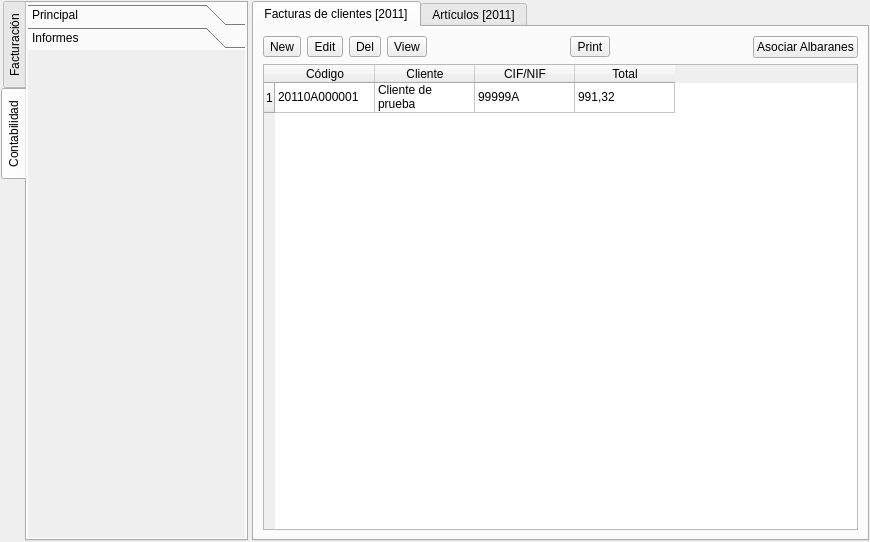
This is pineboolib/forms/conceptual_mainform.ui in deavid/pineboo as Qt 5 draws it before an edit. The edited form follows.
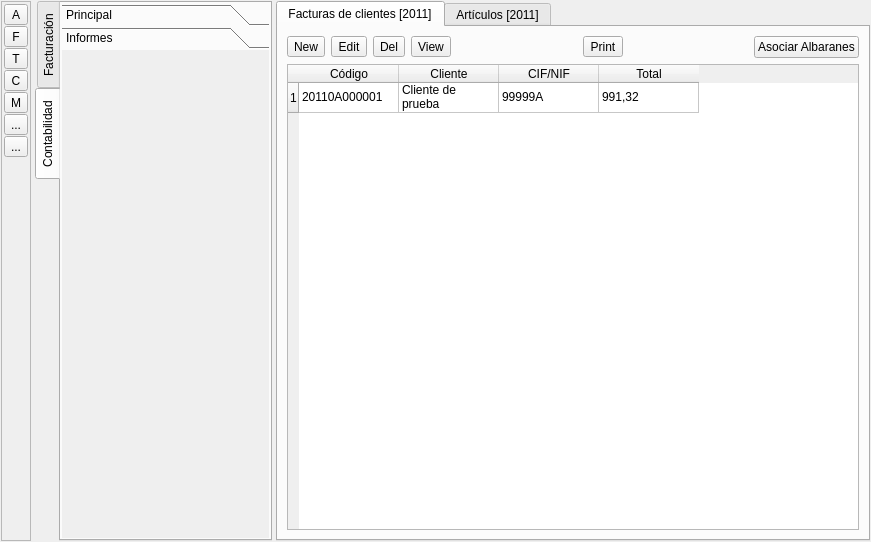
This is the edited form. The open tabs and pages were chosen to show the change. Icons and pictures are not drawn.

Commit message: Trying something on favorite actions

```diff
--- a/pineboolib/forms/conceptual_mainform.ui
+++ b/pineboolib/forms/conceptual_mainform.ui
@@ -6,14 +6,14 @@
    <rect>
     <x>0</x>
     <y>0</y>
-    <width>870</width>
+    <width>871</width>
     <height>542</height>
    </rect>
   </property>
   <property name="windowTitle">
    <string>Form</string>
   </property>
-  <layout class="QHBoxLayout" name="horizontalLayout" stretch="4,0">
+  <layout class="QHBoxLayout" name="horizontalLayout" stretch="0,4,0">
    <property name="spacing">
     <number>4</number>
    </property>
@@ -23,6 +23,161 @@
    <property name="margin">
     <number>1</number>
    </property>
+   <item>
+    <widget class="QFrame" name="frame_4">
+     <property name="frameShape">
+      <enum>QFrame::StyledPanel</enum>
+     </property>
+     <property name="frameShadow">
+      <enum>QFrame::Raised</enum>
+     </property>
+     <layout class="QVBoxLayout" name="verticalLayout_4">
+      <property name="spacing">
+       <number>1</number>
+      </property>
+      <property name="leftMargin">
+       <number>2</number>
+      </property>
+      <property name="topMargin">
+       <number>2</number>
+      </property>
+      <property name="rightMargin">
+       <number>2</number>
+      </property>
+      <property name="bottomMargin">
+       <number>1</number>
+      </property>
+      <item>
+       <widget class="QToolButton" name="toolButton_6">
+        <property name="sizePolicy">
+         <sizepolicy hsizetype="Preferred" vsizetype="Fixed">
+          <horstretch>0</horstretch>
+          <verstretch>0</verstretch>
+         </sizepolicy>
+        </property>
+        <property name="text">
+         <string>A</string>
+        </property>
+        <property name="icon">
+         <iconset>
+          <normaloff>../icons/gtk-home.png</normaloff>../icons/gtk-home.png</iconset>
+        </property>
+       </widget>
+      </item>
+      <item>
+       <widget class="QToolButton" name="toolButton_7">
+        <property name="sizePolicy">
+         <sizepolicy hsizetype="Preferred" vsizetype="Fixed">
+          <horstretch>0</horstretch>
+          <verstretch>0</verstretch>
+         </sizepolicy>
+        </property>
+        <property name="text">
+         <string>F</string>
+        </property>
+        <property name="icon">
+         <iconset>
+          <normaloff>../icons/gtk-italic.png</normaloff>../icons/gtk-italic.png</iconset>
+        </property>
+       </widget>
+      </item>
+      <item>
+       <widget class="QToolButton" name="toolButton_8">
+        <property name="sizePolicy">
+         <sizepolicy hsizetype="Preferred" vsizetype="Fixed">
+          <horstretch>0</horstretch>
+          <verstretch>0</verstretch>
+         </sizepolicy>
+        </property>
+        <property name="text">
+         <string>T</string>
+        </property>
+        <property name="icon">
+         <iconset>
+          <normaloff>../icons/gtk-unindent-rtl.png</normaloff>../icons/gtk-unindent-rtl.png</iconset>
+        </property>
+       </widget>
+      </item>
+      <item>
+       <widget class="QToolButton" name="toolButton_9">
+        <property name="sizePolicy">
+         <sizepolicy hsizetype="Preferred" vsizetype="Fixed">
+          <horstretch>0</horstretch>
+          <verstretch>0</verstretch>
+         </sizepolicy>
+        </property>
+        <property name="text">
+         <string>C</string>
+        </property>
+        <property name="icon">
+         <iconset>
+          <normaloff>../icons/gtk-find-and-replace.png</normaloff>../icons/gtk-find-and-replace.png</iconset>
+        </property>
+       </widget>
+      </item>
+      <item>
+       <widget class="QToolButton" name="toolButton_10">
+        <property name="sizePolicy">
+         <sizepolicy hsizetype="Preferred" vsizetype="Fixed">
+          <horstretch>0</horstretch>
+          <verstretch>0</verstretch>
+         </sizepolicy>
+        </property>
+        <property name="text">
+         <string>M</string>
+        </property>
+        <property name="icon">
+         <iconset>
+          <normaloff>../icons/go-down.png</normaloff>../icons/go-down.png</iconset>
+        </property>
+       </widget>
+      </item>
+      <item>
+       <widget class="QToolButton" name="toolButton_15">
+        <property name="sizePolicy">
+         <sizepolicy hsizetype="Preferred" vsizetype="Fixed">
+          <horstretch>0</horstretch>
+          <verstretch>0</verstretch>
+         </sizepolicy>
+        </property>
+        <property name="text">
+         <string>...</string>
+        </property>
+        <property name="icon">
+         <iconset>
+          <normaloff>../icons/gtk-select-all.png</normaloff>../icons/gtk-select-all.png</iconset>
+        </property>
+       </widget>
+      </item>
+      <item>
+       <widget class="QToolButton" name="toolButton_16">
+        <property name="sizePolicy">
+         <sizepolicy hsizetype="Preferred" vsizetype="Fixed">
+          <horstretch>0</horstretch>
+          <verstretch>0</verstretch>
+         </sizepolicy>
+        </property>
+        <property name="text">
+         <string>...</string>
+        </property>
+       </widget>
+      </item>
+      <item>
+       <spacer name="verticalSpacer">
+        <property name="orientation">
+         <enum>Qt::Vertical</enum>
+        </property>
+        <property name="sizeHint" stdset="0">
+         <size>
+          <width>20</width>
+          <height>40</height>
+         </size>
+        </property>
+       </spacer>
+      </item>
+     </layout>
+    </widget>
+   </item>
    <item>
     <widget class="QTabWidget" name="tabWidget">
      <property name="sizePolicy">
@@ -426,8 +581,8 @@
            <rect>
             <x>0</x>
             <y>0</y>
-            <width>215</width>
-            <height>488</height>
+            <width>98</width>
+            <height>28</height>
            </rect>
           </property>
           <attribute name="label">
```
Left out of the diff: 10 changed lines with no effect on the pictures.
